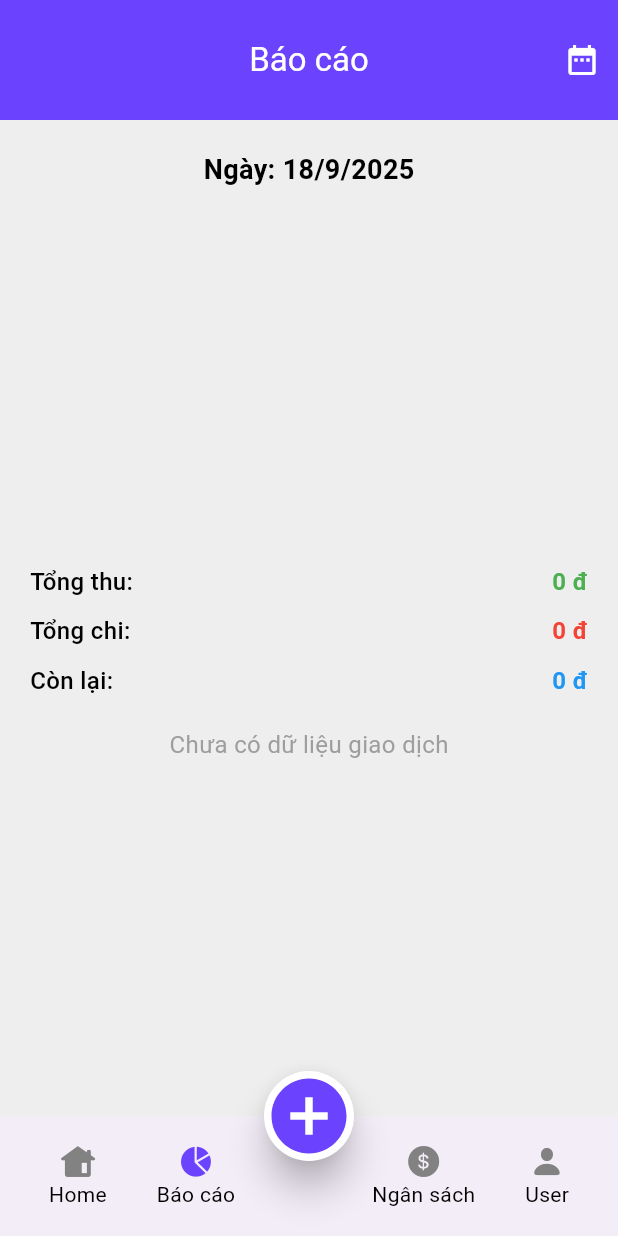
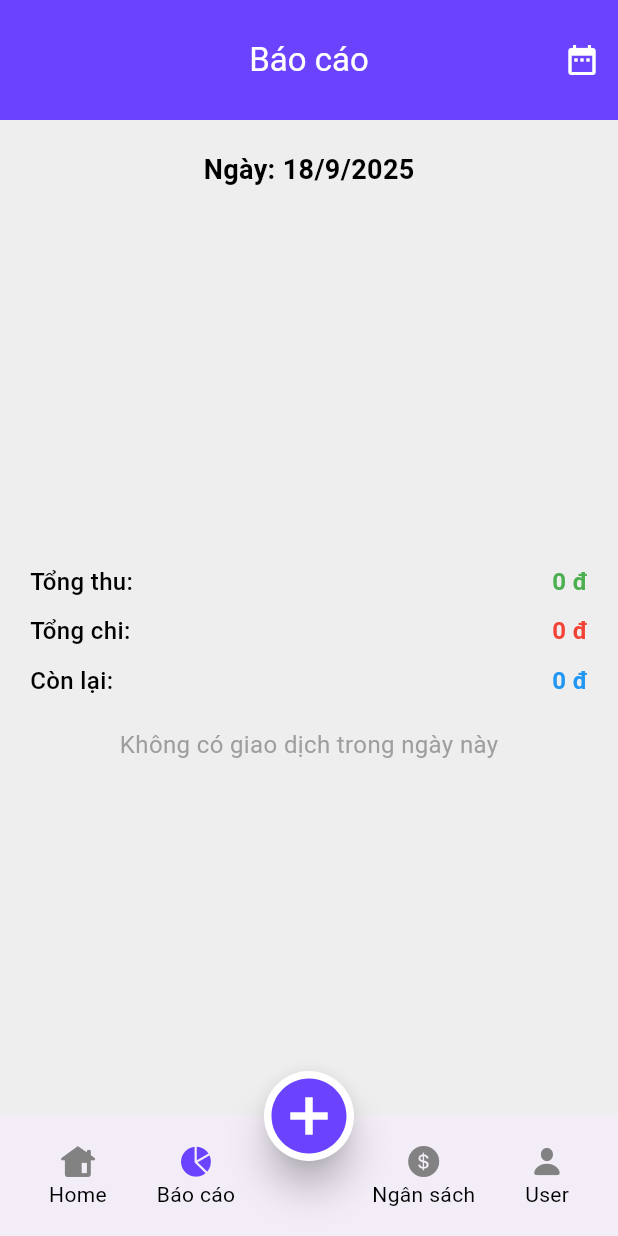
Before and after one commit to komuro-tairoku/Monthly_expenses_mobileApp, a Flutter app: the screen it shows after launch, after a tap on "Skip", after a tap on "Tiếp tục", after a tap on "Báo cáo", on a phone screen of 412 x 824 dp. Run offline on Flutter 3.47's test engine with Material 3 defaults, Android fonts, the phone set to English and light mode, and no system bars; drawn by our look-alikes of fl_chart; our stand-ins replace animated_toggle_switch, flutter_svg, hive, hive_flutter, hooks_riverpod, image_picker and 1 more; accounts and stored records are empty.

Commit message:
addDate/Time

```diff
--- a/lib/Screen/HomeScreen.dart
+++ b/lib/Screen/HomeScreen.dart
@@ -1,5 +1,6 @@
 import 'package:flutter/material.dart';
 import 'package:hive_flutter/hive_flutter.dart';
+import 'package:intl/intl.dart';
 import 'package:monthly_expenses_mobile_app/db/transaction.dart';
 
 class HomeScreen extends StatefulWidget {
@@ -16,6 +17,11 @@ class _HomeScreenState extends State<HomeScreen> {
 
   String _formatAmount(double value) {
     return value.toStringAsFixed(0);
+  }
+
+  String _formatDate(DateTime? date) {
+    if (date == null) return "Không rõ ngày";
+    return DateFormat('dd/MM/yyyy HH:mm').format(date);
   }
 
   @override
@@ -92,7 +98,6 @@ class _HomeScreenState extends State<HomeScreen> {
                   ),
                 ),
               ),
-              const SizedBox(height: 12),
               if (transactions.isEmpty)
                 const Expanded(
                   child: Center(
@@ -143,7 +148,7 @@ class _HomeScreenState extends State<HomeScreen> {
                             ),
                             title: Text(item.label),
                             subtitle: Text(
-                              item.isIncome ? "Thu nhập" : "Chi tiêu",
+                              "${item.isIncome ? "Thu nhập" : "Chi tiêu"} • ${_formatDate(item.date)}",
                             ),
                             trailing: Text(
                               "${_formatAmount(item.amount)} đ",
@@ -296,6 +301,8 @@ class _HomeScreenState extends State<HomeScreen> {
                   label: newLabel.isNotEmpty ? newLabel : item.label,
                   amount: newAmount,
                   isIncome: item.isIncome,
+                  category: item.category,
+                  date: item.date,
                 );
 
                 transactionBox.putAt(index, updated);
--- a/lib/Screen/IntroPage.dart
+++ b/lib/Screen/IntroPage.dart
@@ -1,6 +1,7 @@
 import 'package:flutter/material.dart';
 import 'package:introduction_screen/introduction_screen.dart';
 import 'package:flutter_svg/flutter_svg.dart';
+import 'package:hive_flutter/hive_flutter.dart';
 
 class IntroPage extends StatefulWidget {
   const IntroPage({super.key});
@@ -15,7 +16,7 @@ class _IntroPageState extends State<IntroPage> {
     return IntroductionScreen(
       pages: [
         PageViewModel(
-          titleWidget: Text(
+          titleWidget: const Text(
             "Chào mừng đến với",
             style: TextStyle(
               color: Color(0xFF6B43FF),
@@ -29,7 +30,7 @@ class _IntroPageState extends State<IntroPage> {
               context,
             ).textTheme.bodyMedium!.copyWith(fontSize: 25),
           ),
-          image: Center(
+          image: const Center(
             child: Icon(
               Icons.monetization_on_rounded,
               size: 150,
@@ -38,7 +39,7 @@ class _IntroPageState extends State<IntroPage> {
           ),
         ),
         PageViewModel(
-          titleWidget: Text(
+          titleWidget: const Text(
             "Nơi bạn có thể",
             style: TextStyle(
               color: Color(0xFF6B43FF),
@@ -78,7 +79,7 @@ class _IntroPageState extends State<IntroPage> {
           ),
         ),
         PageViewModel(
-          titleWidget: Text(
+          titleWidget: const Text(
             "Giao diện thân thiện",
             style: TextStyle(
               color: Color(0xFF6B43FF),
@@ -124,7 +125,7 @@ class _IntroPageState extends State<IntroPage> {
           ),
         ),
         PageViewModel(
-          titleWidget: Text(
+          titleWidget: const Text(
             "Bạn đã sẵn sàng?",
             textAlign: TextAlign.center,
             style: TextStyle(
@@ -140,7 +141,7 @@ class _IntroPageState extends State<IntroPage> {
                 context,
               ).textTheme.bodyMedium!.copyWith(fontSize: 25),
               children: [
-                TextSpan(
+                const TextSpan(
                   text: "tiếp tục",
                   style: TextStyle(
                     color: Color(0xFF6B43FF),
@@ -157,7 +158,6 @@ class _IntroPageState extends State<IntroPage> {
             ),
             textAlign: TextAlign.center,
           ),
-
           image: Center(
             child: Icon(
               Icons.download_done_rounded,
@@ -176,6 +176,8 @@ class _IntroPageState extends State<IntroPage> {
         ),
       ),
       onDone: () {
+        final settingsBox = Hive.box('settings');
+        settingsBox.put('seenIntro', true);
         Navigator.of(context).pushReplacementNamed('/home');
       },
       showSkipButton: true,
--- a/lib/Screen/Statement.dart
+++ b/lib/Screen/Statement.dart
@@ -44,9 +44,14 @@ class _StatementState extends State<Statement> {
       body: ValueListenableBuilder(
         valueListenable: transactionBox.listenable(),
         builder: (context, Box<TransactionItem> box, _) {
-          final transactions = box.values.toList();
+          final allTransactions = box.values.toList();
 
-          // Tính tổng thu / chi
+          final transactions = allTransactions.where((t) {
+            return t.date?.year == _selectedDate.year &&
+                t.date?.month == _selectedDate.month &&
+                t.date?.day == _selectedDate.day;
+          }).toList();
+
           double totalIncome = 0;
           double totalExpense = 0;
 
@@ -72,7 +77,7 @@ class _StatementState extends State<Statement> {
               ),
               const SizedBox(height: 20),
 
-              // Luôn hiển thị PieChart
+              // PieChart
               SizedBox(
                 height: 200,
                 child: PieChart(
@@ -130,7 +135,7 @@ class _StatementState extends State<Statement> {
                 const Padding(
                   padding: EdgeInsets.all(20),
                   child: Text(
-                    "Chưa có dữ liệu giao dịch",
+                    "Không có giao dịch trong ngày này",
                     style: TextStyle(fontSize: 16, color: Colors.grey),
                   ),
                 ),
--- a/lib/db/transaction.dart
+++ b/lib/db/transaction.dart
@@ -15,10 +15,15 @@ class TransactionItem extends HiveObject {
 
   @HiveField(3)
   final String? category;
+
+  @HiveField(4)
+  final DateTime? date;
+
   TransactionItem({
     required this.label,
     required this.amount,
     required this.isIncome,
     this.category,
-  });
+    DateTime? date,
+  }) : date = date ?? DateTime.now();
 }
--- a/lib/main.dart
+++ b/lib/main.dart
@@ -11,8 +11,11 @@ void main() async {
   WidgetsFlutterBinding.ensureInitialized();
   await Hive.initFlutter();
   Hive.registerAdapter(TransactionItemAdapter());
+
+  // Mở Hive box
   await Hive.openBox('settings');
   await Hive.openBox<TransactionItem>('transactions');
+
   runApp(const ProviderScope(child: MyApp()));
 }
 
@@ -22,6 +25,9 @@ class MyApp extends HookConsumerWidget {
   @override
   Widget build(BuildContext context, WidgetRef ref) {
     final appThemeState = ref.watch(appThemeStateNotifier);
+    final settingsBox = Hive.box('settings');
+
+    bool seenIntro = settingsBox.get('seenIntro', defaultValue: false);
 
     return MaterialApp(
       debugShowCheckedModeBanner: false,
@@ -31,7 +37,7 @@ class MyApp extends HookConsumerWidget {
       themeMode: appThemeState.isDarkModeEnable
           ? ThemeMode.dark
           : ThemeMode.light,
-      home: const IntroPage(),
+      home: seenIntro ? const Home() : const IntroPage(),
       routes: {'/home': (context) => const Home()},
     );
   }
--- a/pubspec.yaml
+++ b/pubspec.yaml
@@ -45,6 +45,7 @@ dependencies:
   hive_flutter: ^1.1.0
   fl_chart: ^0.69.0
   hive_generator: ^2.0.1
+  intl: ^0.20.2
 
 flutter_icons:
   android: true
```
Also changed, not shown: lib/Screen/bottomSheet.dart (+11 -5 lines), lib/db/transaction.g.dart, pubspec.lock.
